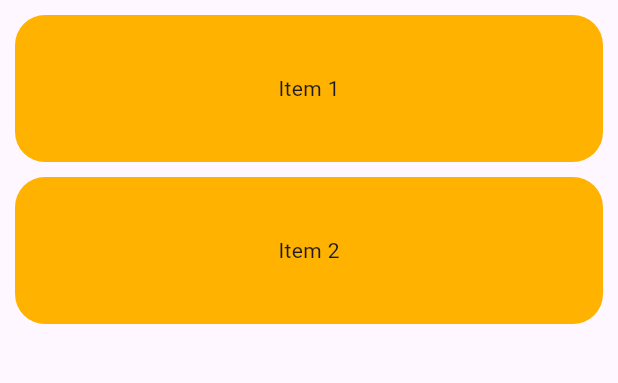
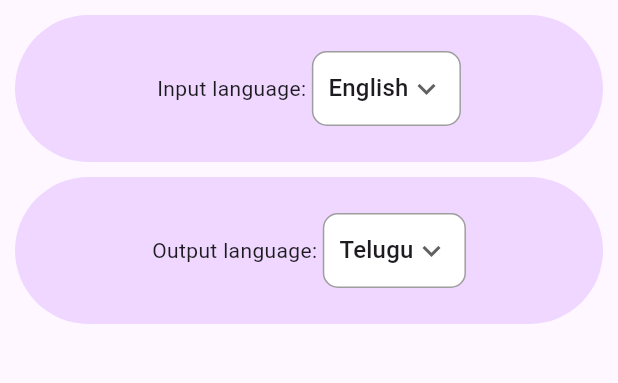
Before and after one commit to HarshaMatta/paatam, a Flutter app: the SettingsPage screen opened directly, on a phone screen of 412 x 824 dp, the part 84-467 px from its top. Run offline on Flutter 3.47's test engine with Material 3 defaults, Android fonts, the phone set to English and light mode, and no system bars.

Commit message:
added dropdown menu

```diff
--- a/analysis_options.yaml
+++ b/analysis_options.yaml
@@ -7,6 +7,9 @@
 
 # The following line activates a set of recommended lints for Flutter apps,
 # packages, and plugins designed to encourage good coding practices.
+analyzer:
+  errors:
+    non_constant_identifier_names: ignore
 include: package:flutter_lints/flutter.yaml
 
 linter:
--- a/lib/SettingsPage.dart
+++ b/lib/SettingsPage.dart
@@ -10,6 +10,20 @@ class SettingsPage extends StatefulWidget {
 }
 
 class _SettingsPageState extends State<SettingsPage> {
+  String dropdownnvalue = 'English';
+  var items = [
+    'English',
+    'Telugu',
+    'Tamil',
+    'Hindi',
+  ];
+  String dropdownnvalue1 = 'Telugu';
+  var items1 = [
+    'Telugu',
+    'Tamil',
+    'Hindi',
+  ];
+
   @override
   Widget build(BuildContext context) {
     return Scaffold(
@@ -26,19 +40,83 @@ class _SettingsPageState extends State<SettingsPage> {
           padding: const EdgeInsets.all(10.0),
           children: <Widget>[
             ClipRRect(
-              borderRadius: BorderRadius.circular(20),
+              borderRadius: BorderRadius.circular(50),
               child: Container(
-                color: Colors.amber[600],
+                color: Color.fromARGB(255, 239, 215, 255),
                 height: 10,
-                child: const Center(child: Text('Item 1')),
+                child: Center(
+                  child: Row(
+                    mainAxisAlignment: MainAxisAlignment.center,
+                    children: [
+                      const Center(child: Text('Input language: ')),
+                      Container(
+                        padding: const EdgeInsets.symmetric(horizontal: 10.0),
+                        decoration: BoxDecoration(
+                          color: Colors.white,
+                          borderRadius: BorderRadius.circular(10),
+                          border: Border.all(color: Colors.grey),
+                        ),
+                        child: DropdownButtonHideUnderline(
+                          child: DropdownButton<String>(
+                            value: dropdownnvalue,
+                            icon: const Icon(Icons.keyboard_arrow_down),
+                            items: items.map((String items) {
+                              return DropdownMenuItem(
+                                value: items,
+                                child: Text(items),
+                              );
+                            }).toList(),
+                            onChanged: (String? newValue) {
+                              setState(() {
+                                dropdownnvalue = newValue!;
+                              });
+                            },
+                          ),
+                        ),
+                      ),
+                    ],
+                  ),
+                ),
               ),
             ),
             ClipRRect(
-              borderRadius: BorderRadius.circular(20),
+              borderRadius: BorderRadius.circular(50),
               child: Container(
-                color: Colors.amber[600],
+                color: Color.fromARGB(255, 239, 215, 255),
                 height: 10,
-                child: const Center(child: Text('Item 2')),
+                child: Center(
+                  child: Row(
+                    mainAxisAlignment: MainAxisAlignment.center,
+                    children: [
+                      const Center(child: Text('Output language: ')),
+                      Container(
+                        padding: const EdgeInsets.symmetric(horizontal: 10.0),
+                        decoration: BoxDecoration(
+                          color: Colors.white,
+                          borderRadius: BorderRadius.circular(10),
+                          border: Border.all(color: Colors.grey),
+                        ),
+                        child: DropdownButtonHideUnderline(
+                          child: DropdownButton<String>(
+                            value: dropdownnvalue1,
+                            icon: const Icon(Icons.keyboard_arrow_down),
+                            items: items1.map((String items1) {
+                              return DropdownMenuItem(
+                                value: items1,
+                                child: Text(items1),
+                              );
+                            }).toList(),
+                            onChanged: (String? newValue) {
+                              setState(() {
+                                dropdownnvalue1 = newValue!;
+                              });
+                            },
+                          ),
+                        ),
+                      ),
+                    ],
+                  ),
+                ),
               ),
             ),
           ],
--- a/pubspec.yaml
+++ b/pubspec.yaml
@@ -19,7 +19,7 @@ publish_to: 'none' # Remove this line if you wish to publish to pub.dev
 version: 1.0.0+1
 
 environment:
-  sdk: '>=3.5.0-109.0.dev <4.0.0'
+  sdk: '>=3.1.0-109.0.dev <4.0.0'
 
 # Dependencies specify other packages that your package needs in order to work.
 # To automatically upgrade your package dependencies to the latest versions
```
Also changed, not shown: lib/main.dart (+3 -4 lines), pubspec.lock.
